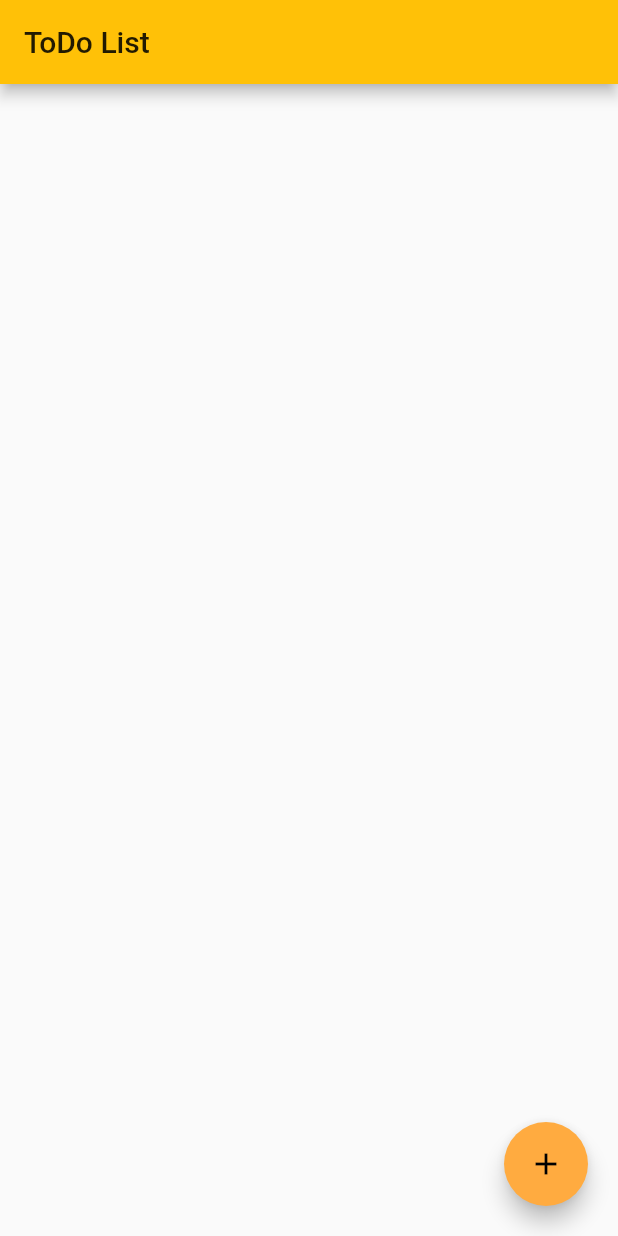
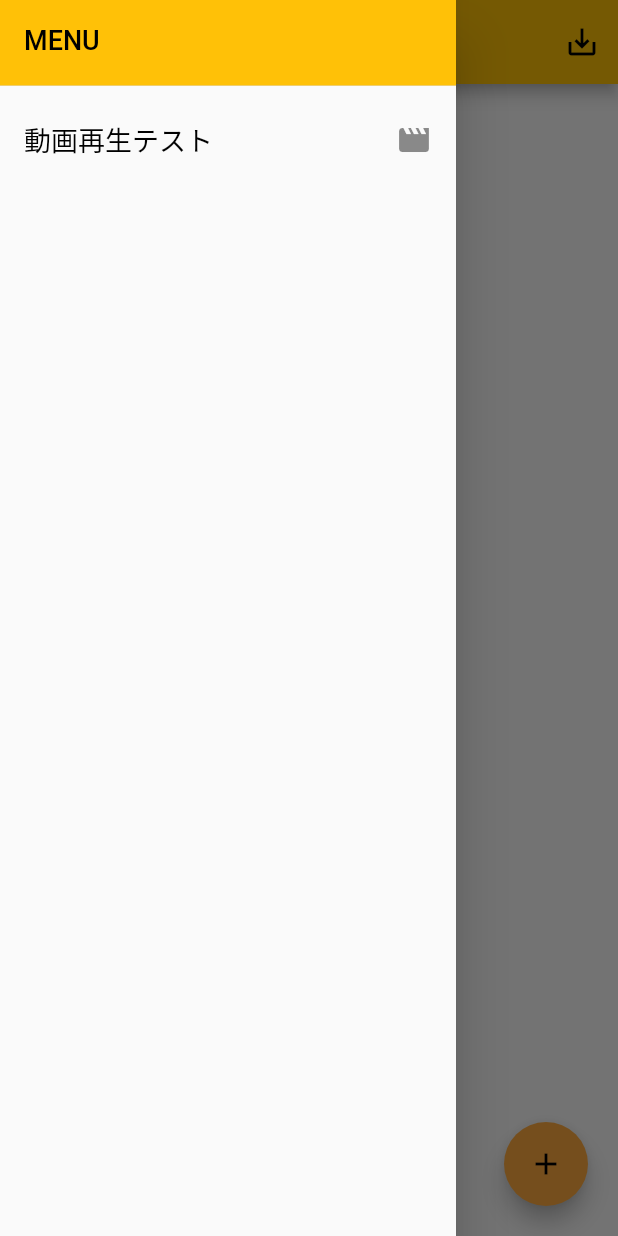
Before and after one commit to uetomae-keiko-kawamura/sample_flutter_todolist, a Flutter app: the screen it shows after launch, with the side drawer open (before the commit the screen has no drawer), on a phone screen of 412 x 824 dp. Run offline on Flutter 3.47's test engine with Material 2 defaults, Android fonts, the phone set to English and light mode, and no system bars; our stand-ins replace rxdart, sqflite, video_player; accounts and stored records are empty; network calls fail.

Commit message:
2020/09/10 work_bloc再度整理、From設定削除、moviePage追加

```diff
--- a/lib/view/components/constants.dart
+++ b/lib/view/components/constants.dart
@@ -1,8 +1,3 @@
-/**
- * データ取得元
- */
-enum From { api, db }
-
 /**
  * ダイアログ
  */
--- a/lib/view/mainPage.dart
+++ b/lib/view/mainPage.dart
@@ -2,13 +2,14 @@ import 'package:flutter/cupertino.dart';
 import 'package:flutter/material.dart';
 import 'package:flutter_app_todo/bloc/work_bloc.dart';
 import 'package:flutter_app_todo/model/work.dart';
+import 'package:flutter_app_todo/view/moviePage.dart';
 import 'package:flutter_app_todo/view/subPage.dart';
 import 'package:flutter_app_todo/view/components/list.dart';
 import 'package:flutter_app_todo/view/components/constants.dart';
 
 // メインページ
 class MainPage extends StatelessWidget {
-  final WorkBloc workBloc = new WorkBloc(From.db);
+  final WorkBloc workBloc = new WorkBloc();
 
   dispose() {
     workBloc.dispose();
@@ -19,8 +20,56 @@ class MainPage extends StatelessWidget {
     workBloc.getWorksAll();
     return new Scaffold(
       appBar: new AppBar(
+        leading: Builder(
+          builder: (BuildContext context) {
+            return IconButton(
+              icon: const Icon(Icons.menu),
+              onPressed: () {
+                Scaffold.of(context).openDrawer();
+              },
+              tooltip: MaterialLocalizations.of(context).openAppDrawerTooltip,
+            );
+          },
+        ),
         title: new Text('ToDo List'),
+        actions: <Widget>[
+          IconButton(
+            icon: Icon(
+              Icons.save_alt,
+              color: Colors.black,
+// TODO onPressedに更新を実装
+            ),
+          ),
+        ],
       ),
+      drawer: Drawer(
+          child: ListView(
+            children: <Widget>[
+              Container(
+                height: 65.0,
+                child: DrawerHeader(
+                  child: Text(
+                    "MENU",
+                    style: TextStyle(color: Colors.black, fontSize: 18.0),
+                  ),
+                  decoration: BoxDecoration(
+                    color: Colors.amber,
+                  ),
+                ),
+              ),
+              ListTile(
+                title: Text(
+                  "動画再生テスト",
+                  style: TextStyle(color: Colors.black, fontSize: 18.0),
+                ),
+                trailing: Icon(Icons.movie),
+                onTap: () {
+                  Navigator.push(context,
+                      MaterialPageRoute(builder: (context) => MoviePage()));
+            },
+          ),
+        ],
+      )),
       body: Column(children: <Widget>[
         Expanded(
           child: StreamBuilder<List<Work>>(
--- a/pubspec.yaml
+++ b/pubspec.yaml
@@ -28,6 +28,7 @@ dependencies:
   path_provider: any
   path: any
   http: ^0.12.0+2
+  video_player: any
 
   # The following adds the Cupertino Icons font to your application.
   # Use with the CupertinoIcons class for iOS style icons.
```
Also changed, not shown: lib/bloc/work_bloc.dart (+6 -50 lines), lib/view/components/moviePlayerWidget.dart (added, +122 -0 lines), lib/view/moviePage.dart (added, +20 -0 lines), pubspec.lock, 2 other files.
